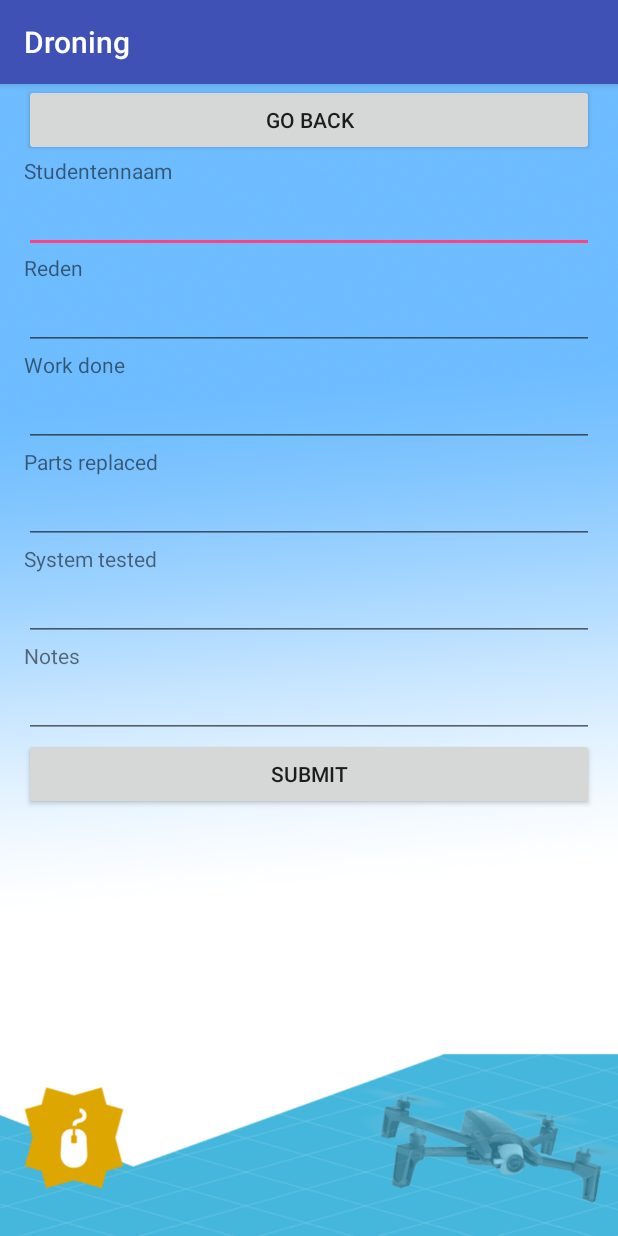
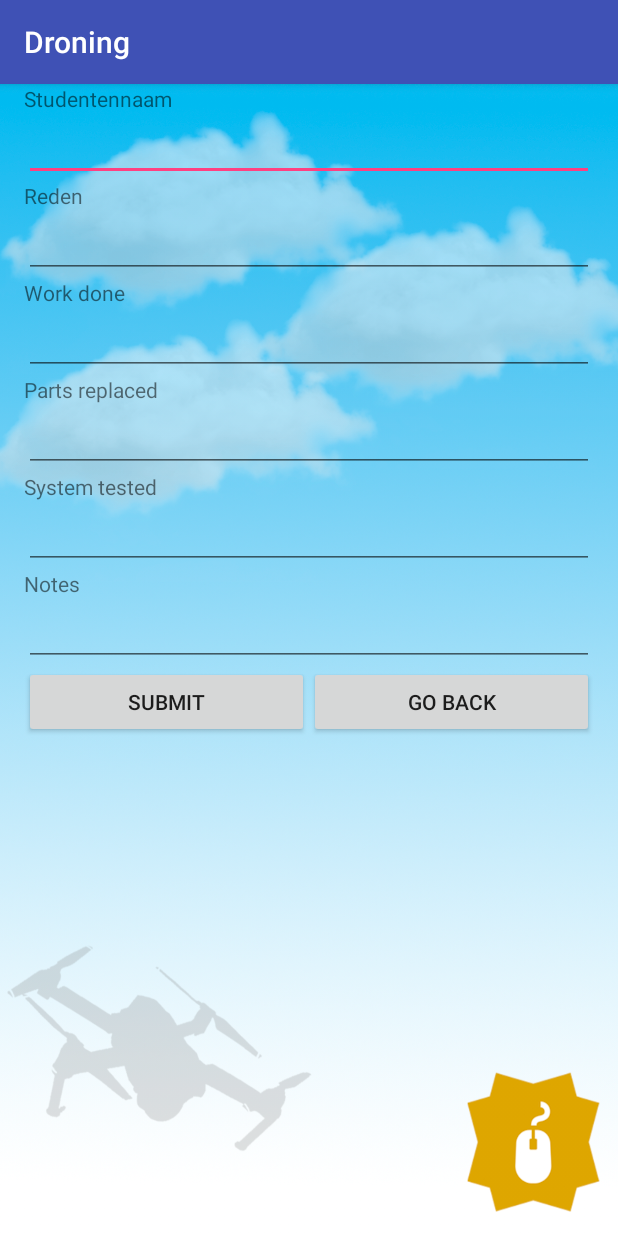
Before and after one commit to Darkscarves/Dronesproject, an Android app: the MaintenanceLog screen opened directly, with no data from a screen before it, on a phone screen of 412 x 824 dp. Run offline under Robolectric (Android 15) with nearby library versions, the phone set to English and light mode, and no system bars.

Commit message:
scrollview maintancelog en addition strings.xml

```diff
--- a/app/src/main/java/com/example/gebruiker/droning/MaintenanceLog.java
+++ b/app/src/main/java/com/example/gebruiker/droning/MaintenanceLog.java
@@ -10,7 +10,7 @@ public class MaintenanceLog extends AppCompatActivity {
     @Override
     protected void onCreate(Bundle savedInstanceState) {
         super.onCreate(savedInstanceState);
-        setContentView(R.layout.maintenacelog);
+        setContentView(R.layout.maintenancelog);
     }
     public void toHome(View view)
     {
--- a/app/src/main/res/layout/maintenacelog.xml
+++ b/app/src/main/res/layout/maintenancelog.xml
@@ -1,33 +1,26 @@
 <?xml version="1.0" encoding="utf-8"?>
 <LinearLayout xmlns:android="http://schemas.android.com/apk/res/android"
+    xmlns:tools="http://schemas.android.com/tools"
     android:layout_width="match_parent"
     android:layout_height="match_parent"
-    android:background="@drawable/phone_background"
+    android:background="@drawable/sub_background"
     android:paddingLeft="16dp"
     android:paddingRight="16dp">
 
     <ScrollView
         android:layout_width="match_parent"
-        android:layout_height="match_parent">
+        android:layout_height="wrap_content">
 
         <LinearLayout
             android:layout_width="match_parent"
             android:layout_height="wrap_content"
             android:orientation="vertical">
 
-            <Button
-                android:id="@+id/btn1"
-                android:layout_width="match_parent"
-                android:layout_height="wrap_content"
-                android:onClick="toHome"
-                android:layout_weight="1"
-                android:text="Go Back" />
-
             <TextView
                 android:id="@+id/test"
                 android:layout_width="match_parent"
                 android:layout_height="wrap_content"
-                android:text="Studentennaam" />
+                android:text="@string/studentennaam" />
 
             <EditText
                 android:id="@+id/editText"
@@ -40,7 +33,7 @@
                 android:id="@+id/textView12"
                 android:layout_width="match_parent"
                 android:layout_height="wrap_content"
-                android:text="Reden" />
+                android:text="@string/reden" />
 
             <EditText
                 android:id="@+id/editText2"
@@ -53,7 +46,7 @@
                 android:id="@+id/textView13"
                 android:layout_width="match_parent"
                 android:layout_height="wrap_content"
-                android:text="Work done" />
+                android:text="@string/work_done" />
 
             <EditText
                 android:id="@+id/editText3"
@@ -66,7 +59,7 @@
                 android:id="@+id/textView19"
                 android:layout_width="match_parent"
                 android:layout_height="wrap_content"
-                android:text="Parts replaced" />
+                android:text="@string/parts_replaced" />
 
             <EditText
                 android:id="@+id/editText4"
@@ -79,7 +72,7 @@
                 android:id="@+id/textView18"
                 android:layout_width="match_parent"
                 android:layout_height="wrap_content"
-                android:text="System tested" />
+                android:text="@string/system_tested" />
 
             <EditText
                 android:id="@+id/editText5"
@@ -92,7 +85,7 @@
                 android:id="@+id/textView17"
                 android:layout_width="match_parent"
                 android:layout_height="wrap_content"
-                android:text="Notes" />
+                android:text="@string/notes" />
 
             <EditText
                 android:id="@+id/editText6"
@@ -101,12 +94,26 @@
                 android:ems="10"
                 android:inputType="textPersonName" />
 
-            <Button
-                android:id="@+id/button2"
+            <LinearLayout
                 android:layout_width="match_parent"
-                android:layout_height="wrap_content"
-                android:layout_weight="1"
-                android:text="Submit" />
+                android:layout_height="match_parent"
+                android:orientation="horizontal">
+
+                <Button
+                    android:id="@+id/button2"
+                    android:layout_width="match_parent"
+                    android:layout_height="wrap_content"
+                    android:layout_weight="1"
+                    android:text="@string/submit" />
+
+                <Button
+                    android:id="@+id/btn1"
+                    android:layout_width="match_parent"
+                    android:layout_height="wrap_content"
+                    android:layout_weight="1"
+                    android:onClick="toHome"
+                    android:text="@string/go_back" />
+            </LinearLayout>
 
         </LinearLayout>
     </ScrollView>
--- a/app/src/main/res/values/strings.xml
+++ b/app/src/main/res/values/strings.xml
@@ -10,4 +10,12 @@
     <string name="battery_log">Battery Log</string>
     <string name="arrival_and_post_flight_checklist">Arrival and Post flight checklist</string>
     <string name="aircraft_pilot_and_crew_flight_logs">Aircraft pilot and crew flight logs</string>
+    <string name="studentennaam">Studentennaam</string>
+    <string name="reden">Reden</string>
+    <string name="work_done">Work done</string>
+    <string name="parts_replaced">Parts replaced</string>
+    <string name="system_tested">System tested</string>
+    <string name="notes">Notes</string>
+    <string name="submit">Submit</string>
+    <string name="go_back">Go Back</string>
 </resources>
```
Also changed, not shown: app/src/main/res/drawable/sub_background.png (added).
